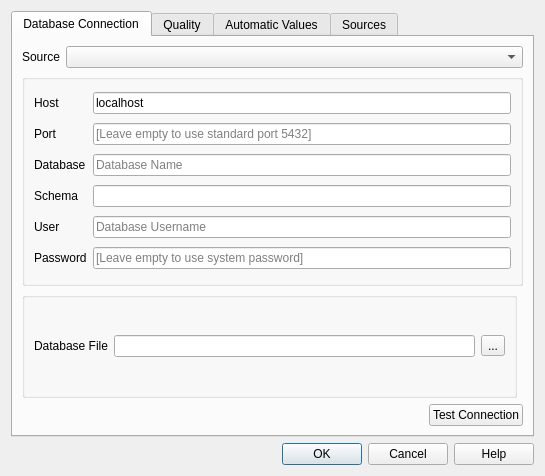
Old version of the form asistente_ladm_col/ui/settings_dialog.ui in the repository SwissTierrasColombia/Asistente-LADM-COL.
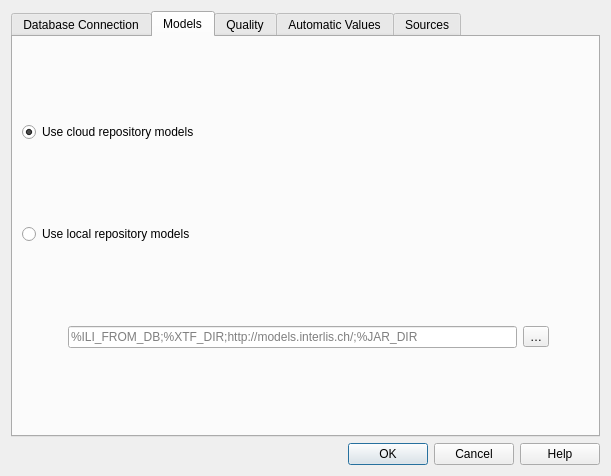
New version of the form. Icons and pictures are not drawn. Custom widgets are drawn as their Qt base class.

Commit message: [core] Add support for custom models dir and toml files

The edit to the form file:
```diff
--- a/asistente_ladm_col/ui/settings_dialog.ui
+++ b/asistente_ladm_col/ui/settings_dialog.ui
@@ -6,7 +6,7 @@
    <rect>
     <x>0</x>
     <y>0</y>
-    <width>545</width>
+    <width>611</width>
     <height>476</height>
    </rect>
   </property>
@@ -33,7 +33,7 @@
    <item row="0" column="0">
     <widget class="QTabWidget" name="tabWidget">
      <property name="currentIndex">
-      <number>0</number>
+      <number>1</number>
      </property>
      <widget class="QWidget" name="tab_db_connection">
       <attribute name="title">
@@ -224,6 +224,90 @@
        </item>
       </layout>
      </widget>
+     <widget class="QWidget" name="tab_models">
+      <attribute name="title">
+       <string>Models</string>
+      </attribute>
+      <layout class="QGridLayout" name="gridLayout_9">
+       <item row="2" column="2">
+        <widget class="QToolButton" name="custom_models_dir_button">
+         <property name="text">
+          <string>…</string>
+         </property>
+        </widget>
+       </item>
+       <item row="1" column="0" colspan="2">
+        <widget class="QRadioButton" name="offline_models_radio_button">
+         <property name="text">
+          <string>Use local repository models</string>
+         </property>
+        </widget>
+       </item>
+       <item row="2" column="3">
+        <spacer name="horizontalSpacer_8">
+         <property name="orientation">
+          <enum>Qt::Horizontal</enum>
+         </property>
+         <property name="sizeHint" stdset="0">
+          <size>
+           <width>40</width>
+           <height>20</height>
+          </size>
+         </property>
+        </spacer>
+       </item>
+       <item row="0" column="0" colspan="2">
+        <widget class="QRadioButton" name="online_models_radio_button">
+         <property name="text">
+          <string>Use cloud repository models</string>
+         </property>
+         <property name="checked">
+          <bool>true</bool>
+         </property>
+         <property name="autoRepeat">
+          <bool>false</bool>
+         </property>
+        </widget>
+       </item>
+       <item row="2" column="0">
+        <spacer name="horizontalSpacer_7">
+         <property name="orientation">
+          <enum>Qt::Horizontal</enum>
+         </property>
+         <property name="sizeHint" stdset="0">
+          <size>
+           <width>40</width>
+           <height>20</height>
+          </size>
+         </property>
+        </spacer>
+       </item>
+       <item row="2" column="1">
+        <widget class="QLineEdit" name="custom_model_directories_line_edit">
+         <property name="sizePolicy">
+          <sizepolicy hsizetype="MinimumExpanding" vsizetype="Fixed">
+           <horstretch>1</horstretch>
+           <verstretch>0</verstretch>
+          </sizepolicy>
+         </property>
+         <property name="toolTip">
+          <string>&lt;html&gt;&lt;head/&gt;&lt;body&gt;
+&lt;p&gt;Directories which contain Interlis Models (ili files). Several paths can be separated with a semicolon `;`. It is also possible to specify URL's of model repositories.&lt;/p&gt;
+&lt;dl&gt;
+&lt;dt&gt;%ILI_FROM_DB&lt;/dt&gt;&lt;dd&gt;is a placeholder for the models in the database (in the table &lt;code&gt;t_ili2db_model&lt;/code&gt;).
+&lt;/dt&gt;
+&lt;dt&gt;%XTF_DIR&lt;/dt&gt;
+&lt;dd&gt;is a placeholder for the directory with a transfer file.&lt;/dd&gt;
+&lt;dt&gt;%JAR_DIR&lt;/dt&gt;&lt;dd&gt;is a placeholder for the directory with the ili2db application (ili2pg.jar / ili2gpkg.jar).&lt;/dd&gt;&lt;/dl&gt;
+&lt;/body&gt;&lt;/html&gt;</string>
+         </property>
+         <property name="placeholderText">
+          <string>%ILI_FROM_DB;%XTF_DIR;http://models.interlis.ch/;%JAR_DIR</string>
+         </property>
+        </widget>
+       </item>
+      </layout>
+     </widget>
      <widget class="QWidget" name="tab_quality">
       <attribute name="title">
        <string>Quality</string>
```
The commit also changes 5 other files.
